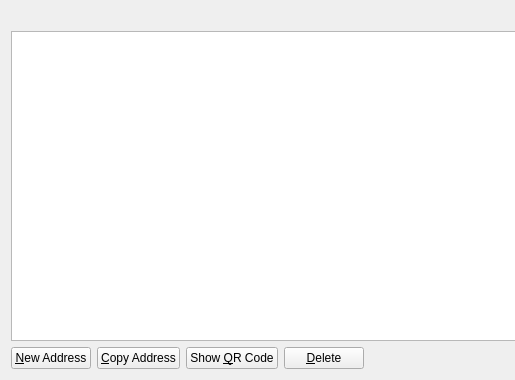
This is src/qt/forms/addressbookpage.ui in FastPeercoin/FastPeercoin as Qt 5 draws it before an edit; both pictures show x 0 to 515 and y 0 to 380 of the 760 by 380 pixel window. The edited form follows.
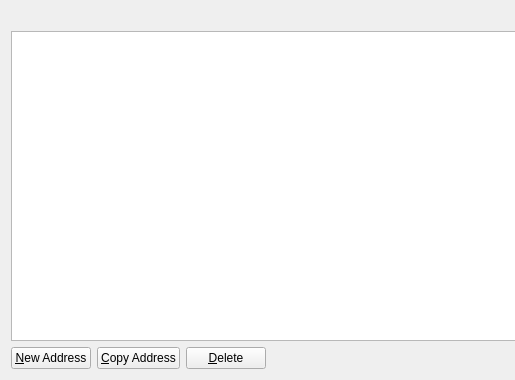
This is the edited form. Icons and pictures are not drawn.

Patch:
```diff
--- a/src/qt/forms/addressbookpage.ui
+++ b/src/qt/forms/addressbookpage.ui
@@ -82,17 +82,6 @@
        </property>
       </widget>
      </item>
-     <item>
-      <widget class="QPushButton" name="showQRCode">
-       <property name="text">
-        <string>Show &amp;QR Code</string>
-       </property>
-       <property name="icon">
-        <iconset resource="../bitcoin.qrc">
-         <normaloff>:/icons/qrcode</normaloff>:/icons/qrcode</iconset>
-       </property>
-      </widget>
-     </item>
      <item>
       <widget class="QPushButton" name="deleteAddress">
        <property name="toolTip">
```
